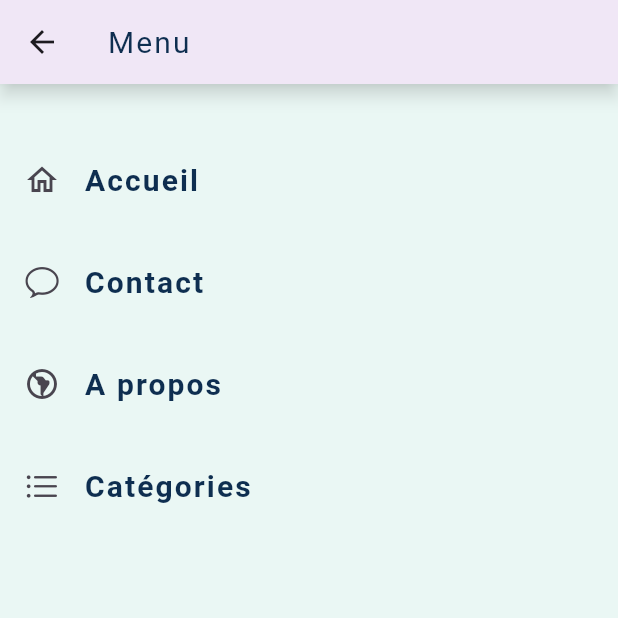
After one commit to fabrice-jeff/confortHourse, a Flutter app: the screen it shows after launch, after a tap on the "menu" icon, on a phone screen of 412 x 824 dp, the top half of it. The commit adds this screen. Run offline on Flutter 3.47's test engine with Material 3 defaults, Android fonts, the phone set to English and light mode, and no system bars; our stand-ins replace flutter_svg, select_form_field, video_player; missing offline and left inert: flutter_pagination; network calls fail.

Commit message:
Récupération de la liste des locations par catégories et mise en place du menu

```diff
--- a/lib/screens/details_location.dart
+++ b/lib/screens/details_location.dart
@@ -1,4 +1,5 @@
 import 'package:conforthourse/colors.dart';
+import 'package:conforthourse/controllers/location_controller.dart';
 import 'package:conforthourse/models/location.dart';
 import 'package:conforthourse/screens/location_by_categorie.dart';
 import 'package:conforthourse/widgets/big_text.dart';
@@ -352,10 +353,13 @@ class DetailsLocation extends StatelessWidget {
               ),
               InkWell(
                 onTap: () {
+                  var _locations =
+                      LocationController.allByCategorie(location.idCategorie);
                   Navigator.push(
                     context,
                     MaterialPageRoute(builder: (context) {
-                      return LocationByCategoriePage();
+                      return LocationByCategoriePage(
+                          categorie: location.categorie, locations: _locations);
                     }),
                   );
                 },
--- a/lib/screens/home.dart
+++ b/lib/screens/home.dart
@@ -1,6 +1,7 @@
 import 'package:conforthourse/colors.dart';
 import 'package:conforthourse/controllers/location_controller.dart';
 import 'package:conforthourse/models/location.dart';
+import 'package:conforthourse/screens/menu.dart';
 import 'package:conforthourse/widgets/big_text.dart';
 import 'package:conforthourse/widgets/bottom_navigation.dart';
 import 'package:conforthourse/widgets/categorie.dart';
@@ -37,6 +38,22 @@ class _HomePageState extends State<HomePage> {
           text: "ConforthOurse",
           fontWeight: FontWeight.w400,
         ),
+        actions: [
+          IconButton(
+            onPressed: () {
+              //Allez vers le menu
+              Navigator.push(
+                context,
+                MaterialPageRoute(
+                  builder: (context) {
+                    return MenuPage();
+                  },
+                ),
+              );
+            },
+            icon: Icon(Icons.menu),
+          )
+        ],
       ),
       body: SafeArea(
         child: SingleChildScrollView(
@@ -45,7 +62,7 @@ class _HomePageState extends State<HomePage> {
               SizedBox(
                 height: 10,
               ),
-              // Title section
+              // Title
               TitleSectionWidget(
                 firstText: "CATÉGORIES",
                 secondText: "Choisissez Votre Catégorie",
--- /dev/null
+++ b/lib/screens/menu.dart
@@ -0,0 +1,111 @@
+import 'package:conforthourse/colors.dart';
+import 'package:conforthourse/screens/a_propos.dart';
+import 'package:conforthourse/screens/categorie.dart';
+import 'package:conforthourse/screens/contact.dart';
+import 'package:conforthourse/screens/home.dart';
+import 'package:conforthourse/widgets/big_text.dart';
+import 'package:flutter/cupertino.dart';
+import 'package:flutter/material.dart';
+
+class MenuPage extends StatelessWidget {
+  const MenuPage({super.key});
+
+  @override
+  Widget build(BuildContext context) {
+    return Scaffold(
+      appBar: AppBar(
+        shadowColor: AppColors.backgroundColor,
+        elevation: 4.5,
+        title: BigTextWidget(
+          text: "Menu",
+          fontWeight: FontWeight.w400,
+        ),
+      ),
+      body: SafeArea(
+        child: Container(
+          margin: EdgeInsets.only(top: 30),
+          child: ListView(
+            padding: EdgeInsets.zero,
+            children: [
+              Container(
+                margin: EdgeInsets.symmetric(vertical: 6),
+                child: ListTile(
+                  leading: Icon(Icons.home_outlined),
+                  title: const BigTextWidget(
+                    text: 'Accueil',
+                    textAlign: TextAlign.left,
+                  ),
+                  onTap: () {
+                    Navigator.push(context,
+                        MaterialPageRoute(builder: (context) {
+                      return HomePage();
+                    }));
+                  },
+                ),
+              ),
+              Container(
+                margin: EdgeInsets.symmetric(vertical: 6),
+                child: ListTile(
+                  leading: Icon(CupertinoIcons.conversation_bubble),
+                  title: const BigTextWidget(
+                    text: "Contact",
+                    textAlign: TextAlign.left,
+                  ),
+                  onTap: () {
+                    Navigator.push(context,
+                        MaterialPageRoute(builder: (context) {
+                      return ContactPage();
+                    }));
+                  },
+                ),
+              ),
+              Container(
+                margin: EdgeInsets.symmetric(vertical: 6),
+                child: ListTile(
+                  leading: Icon(Icons.south_america_outlined),
+                  title: const BigTextWidget(
+                    text: 'A propos',
+                    textAlign: TextAlign.left,
+                  ),
+                  onTap: () {
+                    Navigator.push(
+                      context,
+                      MaterialPageRoute(
+                        builder: (context) => AproposPage(),
+                      ),
+                    );
+                  },
+                ),
+              ),
+              Container(
+                margin: EdgeInsets.symmetric(vertical: 6),
+                child: ListTile(
+                  leading: Icon(CupertinoIcons.list_bullet),
+                  title: const BigTextWidget(
+                    text: "Catégories",
+                    textAlign: TextAlign.left,
+                  ),
+                  onTap: () {
+                    Navigator.push(context,
+                        MaterialPageRoute(builder: (context) {
+                      return CategoriePage();
+                    }));
+                  },
+                ),
+              ),
+              // ListTile(
+              //   title: const BigTextWidget(
+              //     text: "Colocation",
+              //     textAlign: TextAlign.left,
+              //   ),
+              //   onTap: () {
+              //     Navigator.pop(context);
+              //   },
+              // ),
+            ],
+          ),
+        ),
+      ),
+    );
+  }
+}
```
Also changed, not shown: lib/controllers/location_controller.dart (+12 -0 lines), lib/screens/location_by_categorie.dart (+43 -33 lines).
